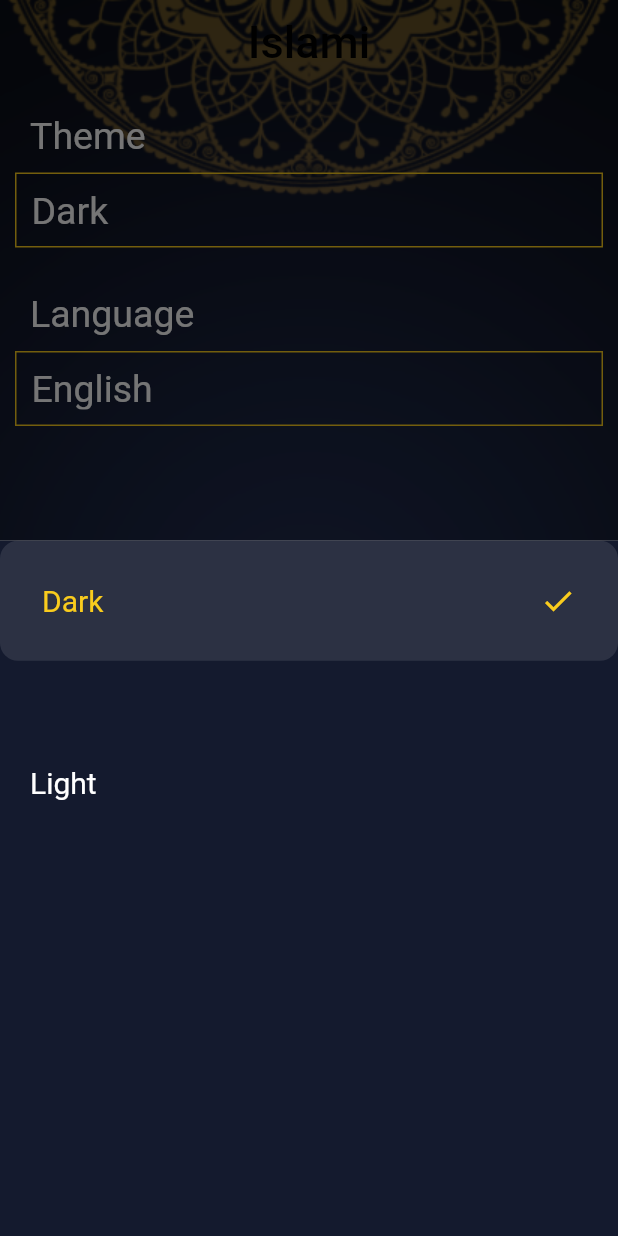
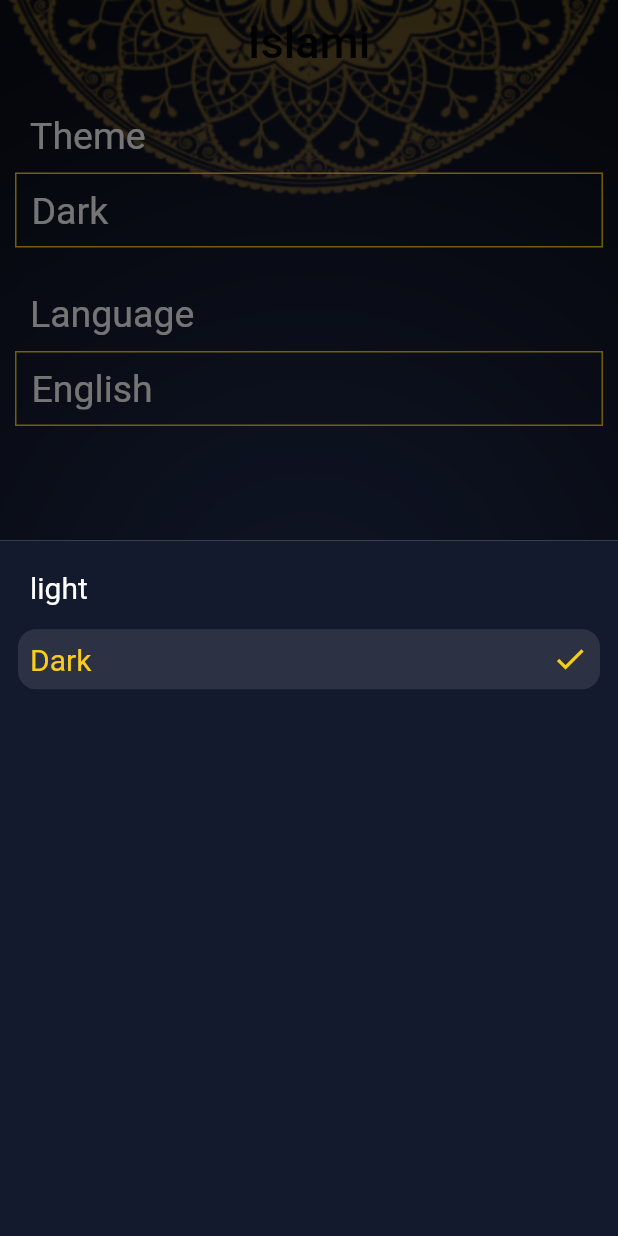
Before and after one commit to Elmokh1/eslamic-App, a Flutter app: the screen it shows after launch, item 5 of the bottom bar chosen, after a tap on "Dark", on a phone screen of 412 x 824 dp. Run offline on Flutter 3.47's test engine with Material 2 defaults, Android fonts, the phone set to English and light mode, and no system bars; our stand-ins replace animated_splash_screen.

Commit message:
"eslamic-App"

```diff
--- a/lib/Provider/settings_provider.dart
+++ b/lib/Provider/settings_provider.dart
@@ -6,7 +6,7 @@ class SettingsProvider extends ChangeNotifier {
 
   void changeTheme(ThemeMode newMode) {
     if (newMode == currentMode) return;
-    currentMode == newMode;
+    currentMode = newMode;
     notifyListeners();
   }
 
@@ -20,3 +20,28 @@ class SettingsProvider extends ChangeNotifier {
         : "images/default_bg.png";
   }
 }
+
+// import 'package:flutter/material.dart';
+//
+// class SettingsProvider extends ChangeNotifier {
+//   ThemeMode currentTheme = ThemeMode.dark;
+//
+//
+//   void changeTheme(ThemeMode newMode) {
+//     if (newMode == currentTheme) return;
+//     currentTheme = newMode;
+//     notifyListeners();
+//   }
+//
+//   bool isDark() {
+//     return currentTheme == ThemeMode.dark; // true OR false
+//   }
+//
+//   String getMainBackGround() {
+//     return currentTheme == ThemeMode.dark
+//         ? "images/dark_bg.png"
+//         : "images/default_bg.png";
+//   }
+//
+// }
+//
--- a/lib/Settings/settings.dart
+++ b/lib/Settings/settings.dart
@@ -68,7 +68,7 @@ class _settingsState extends State<settings> {
   ShowThemeBottomSheet() {
     showModalBottomSheet(
       context: context,
-      builder: (context) => themebottomsheet(),
+      builder: (context) => ThemeBottomSheet(),
     );
   }
 
--- a/lib/Settings/theme_bottom_sheet.dart
+++ b/lib/Settings/theme_bottom_sheet.dart
@@ -1,41 +1,43 @@
-import 'package:eslamic_app/Provider/settings_provider.dart';
 import 'package:flutter/material.dart';
 import 'package:provider/provider.dart';
 
-class themebottomsheet extends StatefulWidget {
+import '../Provider/settings_provider.dart';
+
+class ThemeBottomSheet extends StatefulWidget {
+  const ThemeBottomSheet({Key? key}) : super(key: key);
 
   @override
-  State<themebottomsheet> createState() => _themebottomsheetState();
+  State<ThemeBottomSheet> createState() => _ThemeBottomSheetState();
 }
 
-class _themebottomsheetState extends State<themebottomsheet> {
+class _ThemeBottomSheetState extends State<ThemeBottomSheet> {
   @override
   Widget build(BuildContext context) {
     var settingsProvider = Provider.of<SettingsProvider>(context);
     return Container(
+      padding: const EdgeInsets.all(12.0),
       decoration: BoxDecoration(
         color: Theme.of(context).primaryColor,
       ),
       child: Column(
+        crossAxisAlignment: CrossAxisAlignment.start,
         children: [
+          InkWell(
+            onTap: () {
+              settingsProvider.changeTheme(ThemeMode.light);
+            },
+            child: settingsProvider.isDark() // false
+                ? getUnselectedItem("light")
+                : getSelectedItem("light"),
+          ),
+          const SizedBox(height: 8.0),
           InkWell(
             onTap: () {
               settingsProvider.changeTheme(ThemeMode.dark);
             },
-            child: settingsProvider.isDark()
+            child: settingsProvider.isDark() // false
                 ? getSelectedItem("Dark")
-                : getUnSelectedItem("Dark"),
-          ),
-          const SizedBox(
-            height: 50,
-          ),
-          InkWell(
-            onTap: () {
-              settingsProvider.changeTheme(ThemeMode.light);
-            },
-            child: settingsProvider.isDark()
-                ? getUnSelectedItem("Light")
-                : getSelectedItem("Light"),
+                : getUnselectedItem("Dark"),
           ),
         ],
       ),
@@ -44,13 +46,11 @@ class _themebottomsheetState extends State<themebottomsheet> {
 
   Widget getSelectedItem(String title) {
     return Container(
-      padding: EdgeInsets.all(8),
+      padding: EdgeInsets.all(8.0),
       decoration: BoxDecoration(
         color: Colors.white10,
-        borderRadius: BorderRadius.circular(12),
+        borderRadius: BorderRadius.circular(12.0),
       ),
-      child: Padding(
-        padding: const EdgeInsets.all(20),
       child: Row(
         mainAxisAlignment: MainAxisAlignment.spaceBetween,
         children: [
@@ -61,24 +61,21 @@ class _themebottomsheetState extends State<themebottomsheet> {
                 .bodySmall
                 ?.copyWith(color: Theme.of(context).accentColor),
           ),
-            Icon(Icons.check, color: Theme.of(context).accentColor),
+          Icon(
+            Icons.check,
+            color: Theme.of(context).accentColor,
+          )
         ],
-        ),
       ),
     );
   }
 
-  Widget getUnSelectedItem(String title) {
-    return Padding(
-      padding:  EdgeInsets.all(20),
-      child: Row(
-        mainAxisAlignment: MainAxisAlignment.spaceBetween,
-        children: [
-          Text(
+  Widget getUnselectedItem(String title) {
+    return Container(
+      padding: EdgeInsets.all(8.0),
+      child: Text(
         title,
         style: Theme.of(context).textTheme.bodySmall,
-          ),
-        ],
       ),
     );
   }
```
Lines whose indentation alone changed are shown as unchanged.
